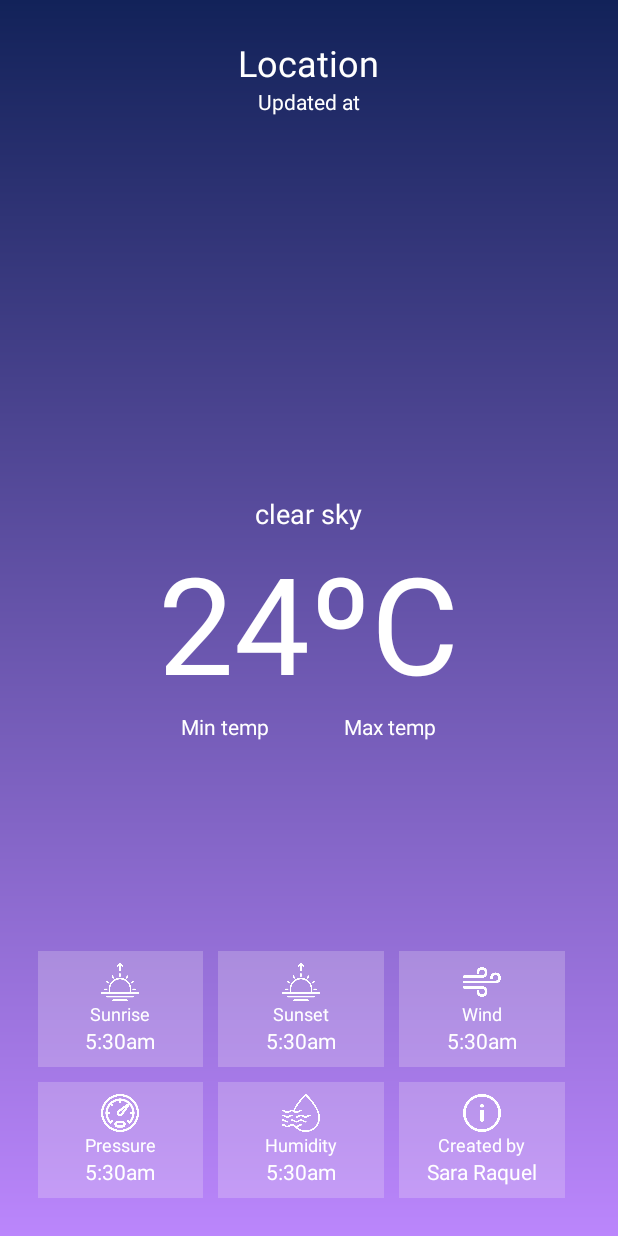
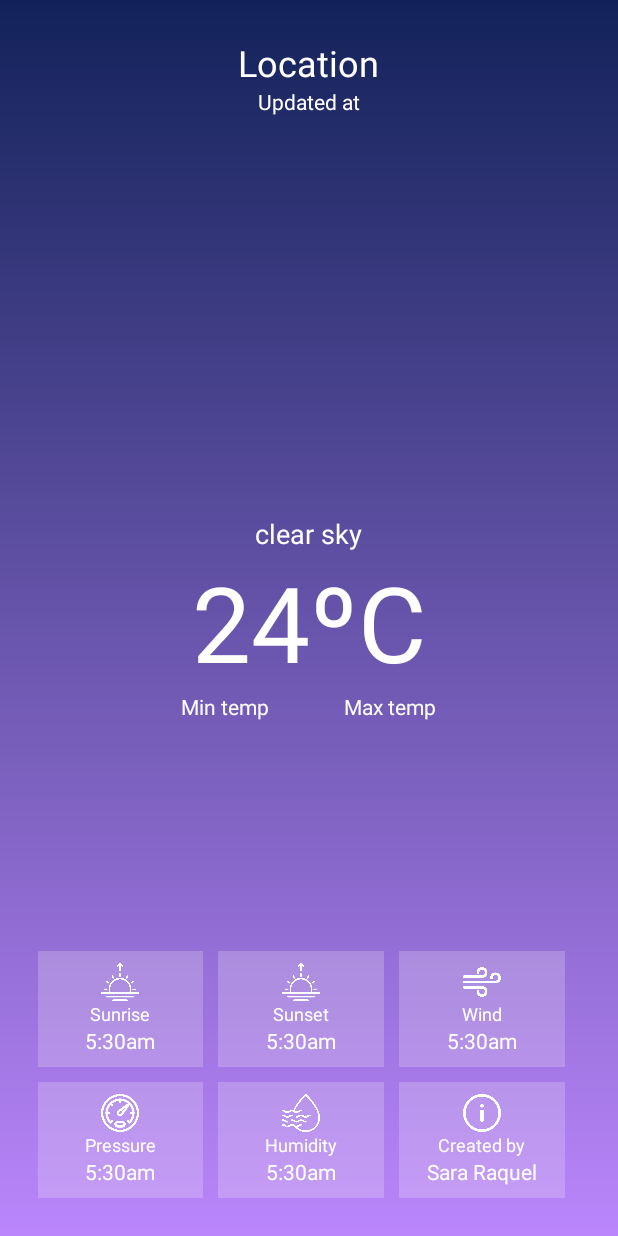
Before and after one commit to SaraRaquelRibeiro/WeatherAppIpca2022, an Android app: the layout activity_main.xml on its own in the app's theme, with its tools: preview values and no code run, on a phone screen of 412 x 824 dp. Run offline under Robolectric (Android 15) with nearby library versions, the phone set to English and light mode, and no system bars.

Commit message:
spash screen aparecer e desaparecer

```diff
--- a/app/build.gradle
+++ b/app/build.gradle
@@ -1,6 +1,7 @@
 plugins {
     id 'com.android.application'
     id 'kotlin-android'
+    id 'kotlin-android-extensions'
 }
 
 android {
--- a/app/src/main/java/com/example/weatherappipca/MainActivity.kt
+++ b/app/src/main/java/com/example/weatherappipca/MainActivity.kt
@@ -16,7 +16,7 @@ import java.util.*
 
 class MainActivity : AppCompatActivity() {
 
-    val CITY : String = "dhaka,bd"
+    val CITY : String = "lisbon,pt"
     val API: String = "391181789845edea7a460ba6b1f819d1"
 
     override fun onCreate(savedInstanceState: Bundle?) {
--- a/app/src/main/res/layout/activity_main.xml
+++ b/app/src/main/res/layout/activity_main.xml
@@ -55,7 +55,7 @@
             </TextView>
             <TextView
                 android:id="@+id/temp"
-                android:textSize="90sp"
+                android:textSize="70sp"
                 android:fontFamily="sans-serif"
                 android:layout_gravity="center"
                 android:text="24ºC"
--- a/app/src/main/res/values/themes.xml
+++ b/app/src/main/res/values/themes.xml
@@ -8,4 +8,13 @@
         <item name="android:textColor">#FFFFFF</item>
         <!-- Customize your theme here. -->
     </style>
+
+    <style name="SplashScreenTheme" parent="Theme.AppCompat.Light.NoActionBar">
+        <!-- Primary brand color. -->
+        <item name="colorPrimary">@color/purple_500</item>
+        <item name="colorPrimaryDark">@color/purple_700</item>
+        <item name="colorAccent">@color/teal_200</item>
+        <item name="android:textColor">#FFFFFF</item>
+        <!-- Customize your theme here. -->
+    </style>
 </resources>
--- a/build.gradle
+++ b/build.gradle
@@ -4,6 +4,8 @@ buildscript {
         google()
         mavenCentral()
     }
+
+
     dependencies {
         classpath "com.android.tools.build:gradle:7.0.4"
         classpath "org.jetbrains.kotlin:kotlin-gradle-plugin:1.6.10"
```
Also changed, not shown: app/src/main/AndroidManifest.xml (+11 -2 lines), app/src/main/java/com/example/weatherappipca/SplashScreenActivity.kt (added, +25 -0 lines), app/src/main/res/layout/activity_splash_screen.xml (added, +16 -0 lines), app/src/main/res/drawable/earth.jpg (added).
